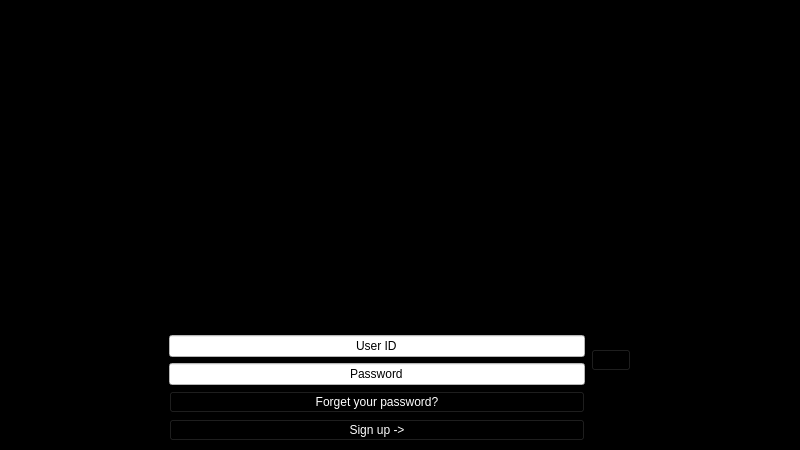
The window that src/signin_window.ui (ez4bk/S-Team-Project) describes before a commit, drawn with Qt 5.
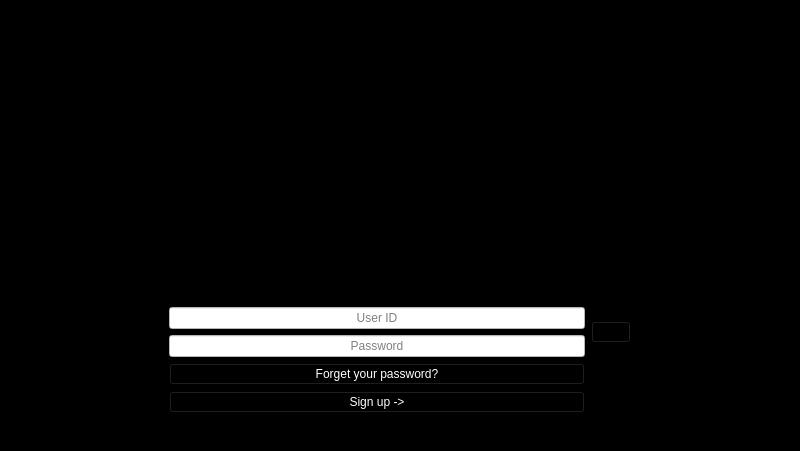
The same window after the commit. Icons and pictures are not drawn.

Commit message: update signin and signup ui file

```diff
--- a/src/signin_window.ui
+++ b/src/signin_window.ui
@@ -7,7 +7,7 @@
     <x>0</x>
     <y>0</y>
     <width>800</width>
-    <height>450</height>
+    <height>451</height>
    </rect>
   </property>
   <property name="windowTitle">
@@ -38,6 +38,12 @@
       </item>
       <item>
        <widget class="QLabel" name="famiowl_title_label">
+        <property name="sizePolicy">
+         <sizepolicy hsizetype="Maximum" vsizetype="Maximum">
+          <horstretch>0</horstretch>
+          <verstretch>0</verstretch>
+         </sizepolicy>
+        </property>
         <property name="text">
          <string/>
         </property>
@@ -73,20 +79,19 @@
     <item>
      <layout class="QVBoxLayout" name="owl_gif_layout">
       <item>
-       <spacer name="verticalSpacer">
-        <property name="orientation">
-         <enum>Qt::Vertical</enum>
+       <widget class="QLabel" name="owl_gif">
+        <property name="sizePolicy">
+         <sizepolicy hsizetype="Minimum" vsizetype="Maximum">
+          <horstretch>0</horstretch>
+          <verstretch>0</verstretch>
+         </sizepolicy>
         </property>
-        <property name="sizeHint" stdset="0">
+        <property name="maximumSize">
          <size>
-          <width>20</width>
-          <height>40</height>
+          <width>16777215</width>
+          <height>179</height>
          </size>
         </property>
-       </spacer>
-      </item>
-      <item>
-       <widget class="QLabel" name="owl_gif_label">
         <property name="text">
          <string/>
         </property>
@@ -101,19 +106,6 @@
         </property>
        </widget>
       </item>
-      <item>
-       <spacer name="verticalSpacer_2">
-        <property name="orientation">
-         <enum>Qt::Vertical</enum>
-        </property>
-        <property name="sizeHint" stdset="0">
-         <size>
-          <width>20</width>
-          <height>40</height>
-         </size>
-        </property>
-       </spacer>
-      </item>
      </layout>
     </item>
     <item>
@@ -157,6 +149,12 @@
 color: black;</string>
           </property>
           <property name="text">
+           <string/>
+          </property>
+          <property name="alignment">
+           <set>Qt::AlignCenter</set>
+          </property>
+          <property name="placeholderText">
            <string>User ID</string>
           </property>
           <property name="alignment">
@@ -177,6 +175,12 @@
 color: black;</string>
           </property>
           <property name="text">
+           <string/>
+          </property>
+          <property name="alignment">
+           <set>Qt::AlignCenter</set>
+          </property>
+          <property name="placeholderText">
            <string>Password</string>
           </property>
           <property name="alignment">
```
Left out of the diff: 16 changed lines with no effect on the pictures. The commit also changes 12 other files.
